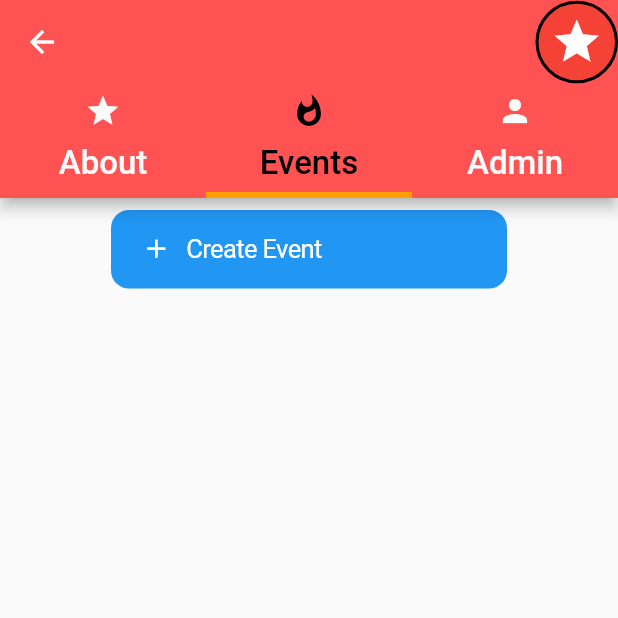
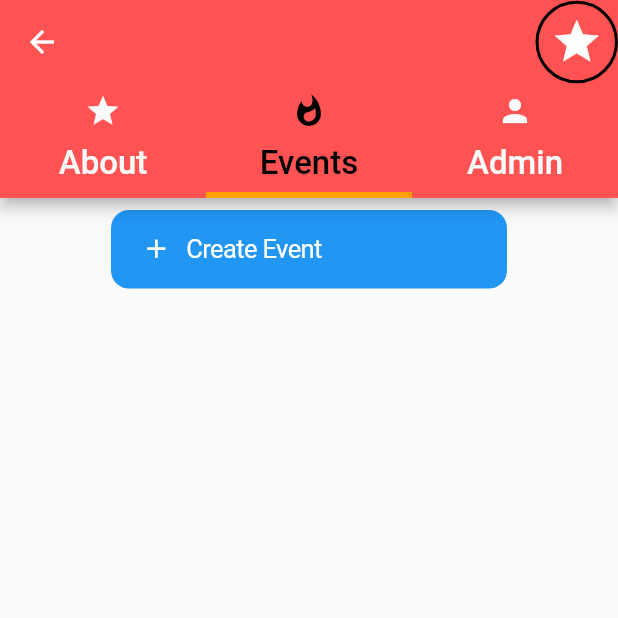
Before and after one commit to BreadPeanutButter/Orbital2020, a Flutter app: the CCAAdminView screen opened directly with empty values, tab 2 chosen, on a phone screen of 412 x 824 dp, the top half of it. Run offline on Flutter 3.47's test engine with Material 2 defaults, Android fonts, the phone set to English and light mode, and no system bars; our stand-ins replace cloud_firestore, dropdown_formfield, firebase_auth, firebase_storage, flushbar, flutter_slidable and 3 more; accounts and stored records are empty; network calls fail.

Commit message:
Change star icon colour.

```diff
--- a/orbital/lib/cca/cca_admin_view.dart
+++ b/orbital/lib/cca/cca_admin_view.dart
@@ -76,7 +76,7 @@ class _CCAAdminViewState extends State<CCAAdminView> {
             actions: [
               Ink(
                   decoration: ShapeDecoration(
-                      color: Colors.red,
+                      color: Colors.transparent,
                       shape: CircleBorder(
                           side: BorderSide(
                         width: 2,
@@ -91,7 +91,7 @@ class _CCAAdminViewState extends State<CCAAdminView> {
                         } else {
                           widget.favCCA = snapshot.data;
                           return IconButton(
-                            highlightColor: Colors.blue[900],
+                            highlightColor: Colors.red[700],
                             icon: Icon(Icons.star),
                             iconSize: 35,
                             onPressed: () {
--- a/orbital/lib/cca/cca_normal_view.dart
+++ b/orbital/lib/cca/cca_normal_view.dart
@@ -73,7 +73,7 @@ class _CCANormalViewState extends State<CCANormalView> {
             actions: [
               Ink(
                   decoration: ShapeDecoration(
-                      color: Colors.blue,
+                      color: Colors.transparent,
                       shape: CircleBorder(
                           side: BorderSide(
                         width: 2,
@@ -88,7 +88,7 @@ class _CCANormalViewState extends State<CCANormalView> {
                         } else {
                           widget.favCCA = snapshot.data;
                           return IconButton(
-                            highlightColor: Colors.blue[900],
+                            highlightColor: Colors.blue[700],
                             icon: Icon(Icons.star),
                             iconSize: 35,
                             onPressed: () {
```
